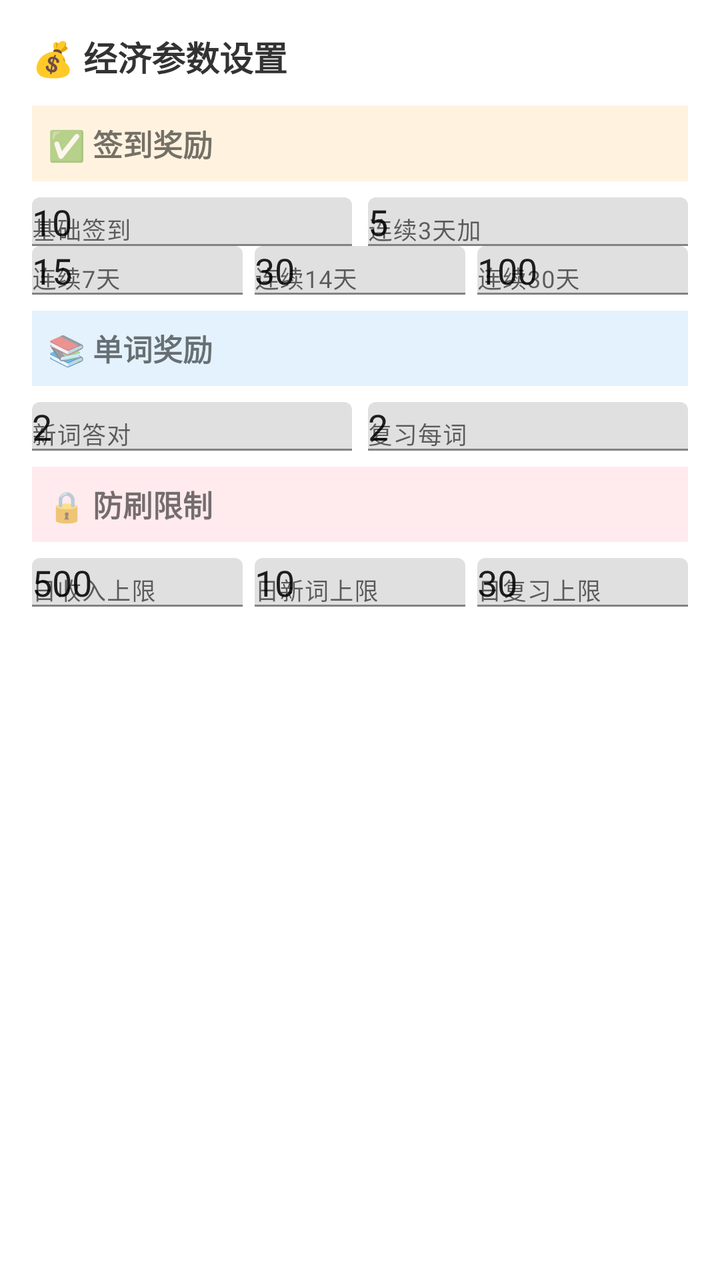
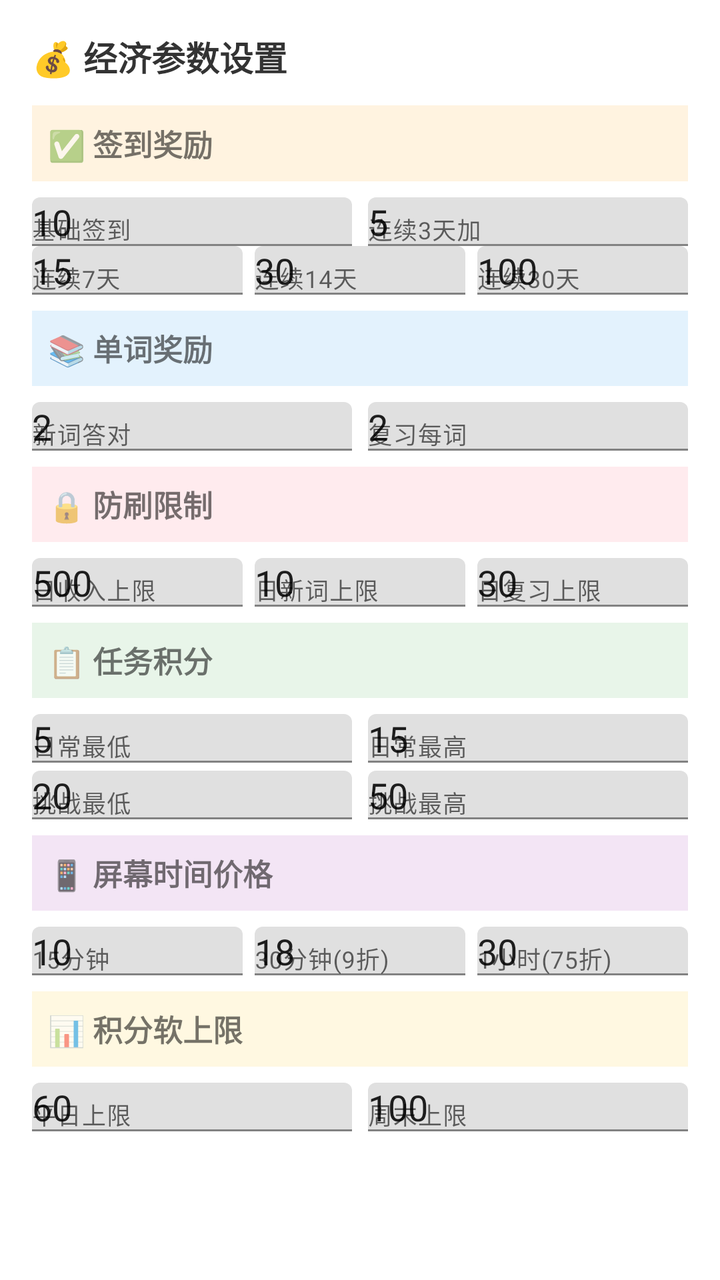

The first picture is an Android layout as it rendered before a commit; the second is the same layout after the commit. The layout source and the unified diff follow.
<!-- AndroidManifest.xml: application theme Theme.HabitTracker -->
<!-- res/layout/dialog_economy_settings.xml -->
<?xml version="1.0" encoding="utf-8"?>
<ScrollView xmlns:android="http://schemas.android.com/apk/res/android"
    xmlns:app="http://schemas.android.com/apk/res-auto"
    android:layout_width="match_parent"
    android:layout_height="wrap_content">
    <LinearLayout
        android:layout_width="match_parent"
        android:layout_height="wrap_content"
        android:orientation="vertical"
        android:padding="16dp">
        <TextView
            android:layout_width="match_parent"
            android:layout_height="wrap_content"
            android:text="💰 经济参数设置"
            android:textSize="17sp"
            android:textStyle="bold"
            android:textColor="@color/text_primary"
            android:layout_marginBottom="12dp" />
        <TextView
            android:layout_width="match_parent"
            android:layout_height="wrap_content"
            android:text="✅ 签到奖励"
            android:textSize="15sp"
            android:textStyle="bold"
            android:padding="8dp"
            android:background="#FFF3E0"
            android:layout_marginBottom="8dp" />
        <LinearLayout android:orientation="horizontal" android:layout_width="match_parent" android:layout_height="wrap_content" android:weightSum="2">
            <com.google.android.material.textfield.TextInputLayout android:hint="基础签到" android:layout_width="0dp" android:layout_height="wrap_content" android:layout_weight="1" android:layout_marginEnd="4dp">
                <android.widget.EditText android:id="@+id/et_checkin_base" android:layout_width="match_parent" android:layout_height="wrap_content" android:inputType="number" android:text="10"/>
            </com.google.android.material.textfield.TextInputLayout>
            <com.google.android.material.textfield.TextInputLayout android:hint="连续3天加" android:layout_width="0dp" android:layout_height="wrap_content" android:layout_weight="1" android:layout_marginStart="4dp">
                <android.widget.EditText android:id="@+id/et_streak3" android:layout_width="match_parent" android:layout_height="wrap_content" android:inputType="number" android:text="5"/>
            </com.google.android.material.textfield.TextInputLayout>
        </LinearLayout>
        <LinearLayout android:orientation="horizontal" android:layout_width="match_parent" android:layout_height="wrap_content" android:weightSum="3" android:layout_marginBottom="8dp">
            <com.google.android.material.textfield.TextInputLayout android:hint="连续7天" android:layout_width="0dp" android:layout_height="wrap_content" android:layout_weight="1" android:layout_marginEnd="3dp">
                <android.widget.EditText android:id="@+id/et_streak7" android:layout_width="match_parent" android:layout_height="wrap_content" android:inputType="number" android:text="15"/>
            </com.google.android.material.textfield.TextInputLayout>
            <com.google.android.material.textfield.TextInputLayout android:hint="连续14天" android:layout_width="0dp" android:layout_height="wrap_content" android:layout_weight="1" android:layout_marginEnd="3dp" android:layout_marginStart="3dp">
                <android.widget.EditText android:id="@+id/et_streak14" android:layout_width="match_parent" android:layout_height="wrap_content" android:inputType="number" android:text="30"/>
            </com.google.android.material.textfield.TextInputLayout>
            <com.google.android.material.textfield.TextInputLayout android:hint="连续30天" android:layout_width="0dp" android:layout_height="wrap_content" android:layout_weight="1" android:layout_marginStart="3dp">
                <android.widget.EditText android:id="@+id/et_streak30" android:layout_width="match_parent" android:layout_height="wrap_content" android:inputType="number" android:text="100"/>
            </com.google.android.material.textfield.TextInputLayout>
        </LinearLayout>
        <TextView
            android:layout_width="match_parent"
            android:layout_height="wrap_content"
            android:text="📚 单词奖励"
            android:textSize="15sp"
            android:textStyle="bold"
            android:padding="8dp"
            android:background="#E3F2FD"
            android:layout_marginBottom="8dp" />
        <LinearLayout android:orientation="horizontal" android:layout_width="match_parent" android:layout_height="wrap_content" android:weightSum="2" android:layout_marginBottom="8dp">
            <com.google.android.material.textfield.TextInputLayout android:hint="新词答对" android:layout_width="0dp" android:layout_height="wrap_content" android:layout_weight="1" android:layout_marginEnd="4dp">
                <android.widget.EditText android:id="@+id/et_word_learn" android:layout_width="match_parent" android:layout_height="wrap_content" android:inputType="number" android:text="2"/>
            </com.google.android.material.textfield.TextInputLayout>
            <com.google.android.material.textfield.TextInputLayout android:hint="复习每词" android:layout_width="0dp" android:layout_height="wrap_content" android:layout_weight="1" android:layout_marginStart="4dp">
                <android.widget.EditText android:id="@+id/et_review_pass" android:layout_width="match_parent" android:layout_height="wrap_content" android:inputType="number" android:text="2"/>
            </com.google.android.material.textfield.TextInputLayout>
        </LinearLayout>


        <TextView
            android:layout_width="match_parent"
            android:layout_height="wrap_content"
            android:text="🔒 防刷限制"
            android:textSize="15sp"
            android:textStyle="bold"
            android:padding="8dp"
            android:background="#FFEBEE"
            android:layout_marginBottom="8dp" />
        <LinearLayout android:orientation="horizontal" android:layout_width="match_parent" android:layout_height="wrap_content" android:weightSum="3" android:layout_marginBottom="8dp">
            <com.google.android.material.textfield.TextInputLayout android:hint="日收入上限" android:layout_width="0dp" android:layout_height="wrap_content" android:layout_weight="1" android:layout_marginEnd="3dp">
                <android.widget.EditText android:id="@+id/et_max_daily_coins" android:layout_width="match_parent" android:layout_height="wrap_content" android:inputType="number" android:text="500"/>
            </com.google.android.material.textfield.TextInputLayout>
            <com.google.android.material.textfield.TextInputLayout android:hint="日新词上限" android:layout_width="0dp" android:layout_height="wrap_content" android:layout_weight="1" android:layout_marginEnd="3dp" android:layout_marginStart="3dp">
                <android.widget.EditText android:id="@+id/et_max_words" android:layout_width="match_parent" android:layout_height="wrap_content" android:inputType="number" android:text="10"/>
            </com.google.android.material.textfield.TextInputLayout>
            <com.google.android.material.textfield.TextInputLayout android:hint="日复习上限" android:layout_width="0dp" android:layout_height="wrap_content" android:layout_weight="1" android:layout_marginStart="3dp">
                <android.widget.EditText android:id="@+id/et_max_review" android:layout_width="match_parent" android:layout_height="wrap_content" android:inputType="number" android:text="30"/>
            </com.google.android.material.textfield.TextInputLayout>
        </LinearLayout>
    </LinearLayout>
</ScrollView>
<!-- resources referenced by this layout -->
<resources>
  <color name="text_primary">#333333</color>
  <style name="Theme.HabitTracker" parent="Theme.MaterialComponents.Light.NoActionBar">
          <item name="colorPrimary">@color/child_pink</item>
          <item name="colorPrimaryVariant">@color/child_pink_light</item>
          <item name="colorOnPrimary">@color/white</item>
          <item name="colorSecondary">@color/child_green</item>
          <item name="android:statusBarColor">@color/child_pink_light</item>
      </style>
  <color name="child_pink">#FF6B9D</color>
  <color name="child_pink_light">#FFF0F5</color>
  <color name="white">#FFFFFF</color>
  <color name="child_green">#4CAF50</color>
</resources>

<!-- the commit's change to res/layout/dialog_economy_settings.xml (unified diff, before → after) -->
@@ -83,5 +83,70 @@
                 <android.widget.EditText android:id="@+id/et_max_review" android:layout_width="match_parent" android:layout_height="wrap_content" android:inputType="number" android:text="30"/>
             </com.google.android.material.textfield.TextInputLayout>
         </LinearLayout>
+
+        <TextView
+            android:layout_width="match_parent"
+            android:layout_height="wrap_content"
+            android:text="📋 任务积分"
+            android:textSize="15sp"
+            android:textStyle="bold"
+            android:padding="8dp"
+            android:background="#E8F5E9"
+            android:layout_marginBottom="8dp" />
+        <LinearLayout android:orientation="horizontal" android:layout_width="match_parent" android:layout_height="wrap_content" android:weightSum="2" android:layout_marginBottom="4dp">
+            <com.google.android.material.textfield.TextInputLayout android:hint="日常最低" android:layout_width="0dp" android:layout_height="wrap_content" android:layout_weight="1" android:layout_marginEnd="4dp">
+                <android.widget.EditText android:id="@+id/et_task_daily_min" android:layout_width="match_parent" android:layout_height="wrap_content" android:inputType="number" android:text="5"/>
+            </com.google.android.material.textfield.TextInputLayout>
+            <com.google.android.material.textfield.TextInputLayout android:hint="日常最高" android:layout_width="0dp" android:layout_height="wrap_content" android:layout_weight="1" android:layout_marginStart="4dp">
+                <android.widget.EditText android:id="@+id/et_task_daily_max" android:layout_width="match_parent" android:layout_height="wrap_content" android:inputType="number" android:text="15"/>
+            </com.google.android.material.textfield.TextInputLayout>
+        </LinearLayout>
+        <LinearLayout android:orientation="horizontal" android:layout_width="match_parent" android:layout_height="wrap_content" android:weightSum="2" android:layout_marginBottom="8dp">
+            <com.google.android.material.textfield.TextInputLayout android:hint="挑战最低" android:layout_width="0dp" android:layout_height="wrap_content" android:layout_weight="1" android:layout_marginEnd="4dp">
+                <android.widget.EditText android:id="@+id/et_task_challenge_min" android:layout_width="match_parent" android:layout_height="wrap_content" android:inputType="number" android:text="20"/>
+            </com.google.android.material.textfield.TextInputLayout>
+            <com.google.android.material.textfield.TextInputLayout android:hint="挑战最高" android:layout_width="0dp" android:layout_height="wrap_content" android:layout_weight="1" android:layout_marginStart="4dp">
+                <android.widget.EditText android:id="@+id/et_task_challenge_max" android:layout_width="match_parent" android:layout_height="wrap_content" android:inputType="number" android:text="50"/>
+            </com.google.android.material.textfield.TextInputLayout>
+        </LinearLayout>
+
+        <TextView
+            android:layout_width="match_parent"
+            android:layout_height="wrap_content"
+            android:text="📱 屏幕时间价格"
+            android:textSize="15sp"
+            android:textStyle="bold"
+            android:padding="8dp"
+            android:background="#F3E5F5"
+            android:layout_marginBottom="8dp" />
+        <LinearLayout android:orientation="horizontal" android:layout_width="match_parent" android:layout_height="wrap_content" android:weightSum="3" android:layout_marginBottom="8dp">
+            <com.google.android.material.textfield.TextInputLayout android:hint="15分钟" android:layout_width="0dp" android:layout_height="wrap_content" android:layout_weight="1" android:layout_marginEnd="3dp">
+                <android.widget.EditText android:id="@+id/et_screen_15min" android:layout_width="match_parent" android:layout_height="wrap_content" android:inputType="number" android:text="10"/>
+            </com.google.android.material.textfield.TextInputLayout>
+            <com.google.android.material.textfield.TextInputLayout android:hint="30分钟(9折)" android:layout_width="0dp" android:layout_height="wrap_content" android:layout_weight="1" android:layout_marginEnd="3dp" android:layout_marginStart="3dp">
+                <android.widget.EditText android:id="@+id/et_screen_30min" android:layout_width="match_parent" android:layout_height="wrap_content" android:inputType="number" android:text="18"/>
+            </com.google.android.material.textfield.TextInputLayout>
+            <com.google.android.material.textfield.TextInputLayout android:hint="1小时(75折)" android:layout_width="0dp" android:layout_height="wrap_content" android:layout_weight="1" android:layout_marginStart="3dp">
+                <android.widget.EditText android:id="@+id/et_screen_60min" android:layout_width="match_parent" android:layout_height="wrap_content" android:inputType="number" android:text="30"/>
+            </com.google.android.material.textfield.TextInputLayout>
+        </LinearLayout>
+
+        <TextView
+            android:layout_width="match_parent"
+            android:layout_height="wrap_content"
+            android:text="📊 积分软上限"
+            android:textSize="15sp"
+            android:textStyle="bold"
+            android:padding="8dp"
+            android:background="#FFF8E1"
+            android:layout_marginBottom="8dp" />
+        <LinearLayout android:orientation="horizontal" android:layout_width="match_parent" android:layout_height="wrap_content" android:weightSum="2" android:layout_marginBottom="8dp">
+            <com.google.android.material.textfield.TextInputLayout android:hint="平日上限" android:layout_width="0dp" android:layout_height="wrap_content" android:layout_weight="1" android:layout_marginEnd="4dp">
+                <android.widget.EditText android:id="@+id/et_soft_limit_weekday" android:layout_width="match_parent" android:layout_height="wrap_content" android:inputType="number" android:text="60"/>
+            </com.google.android.material.textfield.TextInputLayout>
+            <com.google.android.material.textfield.TextInputLayout android:hint="周末上限" android:layout_width="0dp" android:layout_height="wrap_content" android:layout_weight="1" android:layout_marginStart="4dp">
+                <android.widget.EditText android:id="@+id/et_soft_limit_weekend" android:layout_width="match_parent" android:layout_height="wrap_content" android:inputType="number" android:text="100"/>
+            </com.google.android.material.textfield.TextInputLayout>
+        </LinearLayout>
     </LinearLayout>
 </ScrollView>
